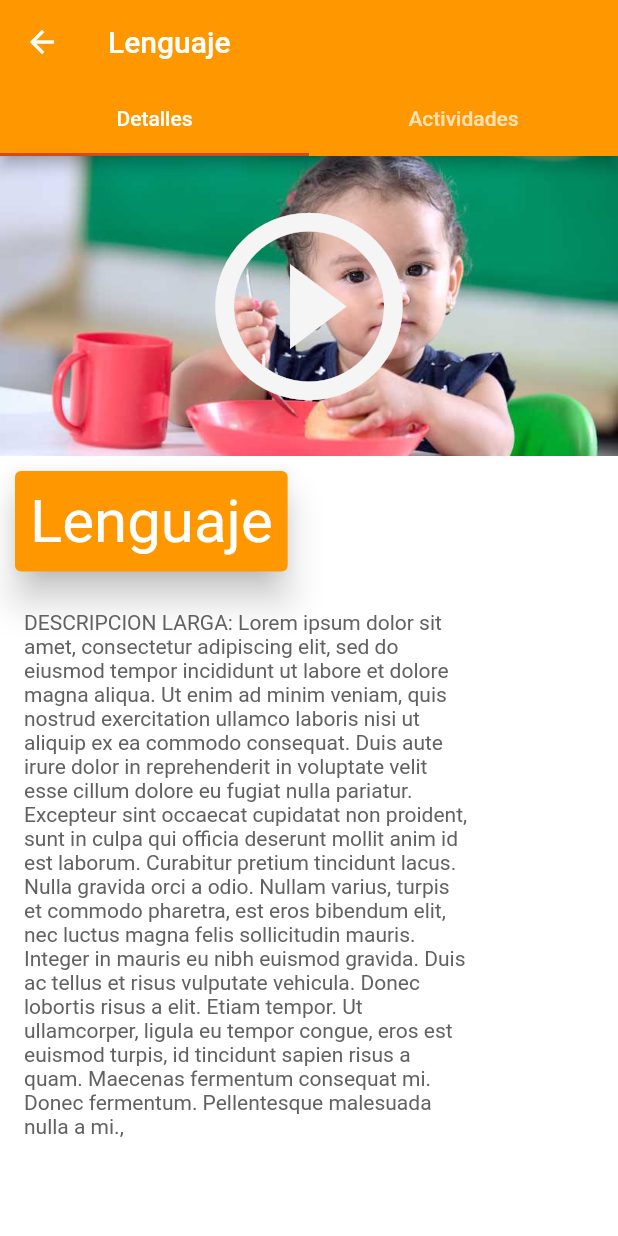
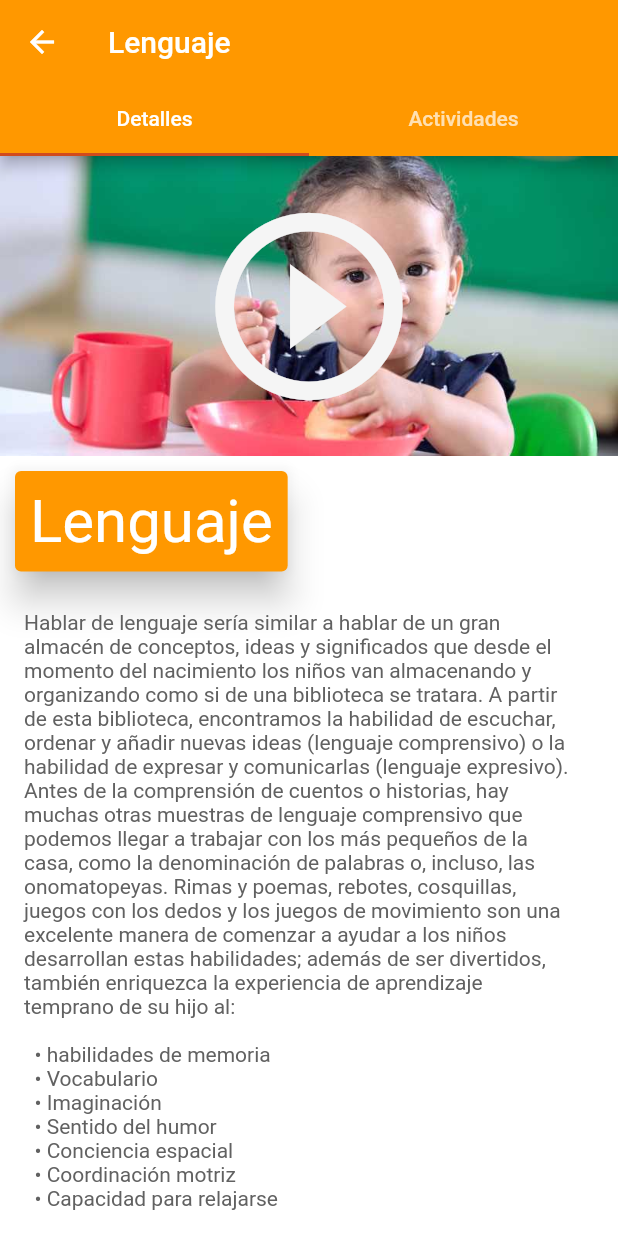
Before and after one commit to Dexcrash/0A5_Front, a Flutter app: the CategoriesView screen opened directly, on a phone screen of 412 x 824 dp. Run offline on Flutter 3.47's test engine with Material 2 defaults, Android fonts, the light colour scheme and no system bars; our stand-ins replace charts_flutter.

Commit message:
Se crean las interacciones con los botones para mostrar la navegacion, obvio no todos estan conectados. Se cambia la categoria de prueba para que refleje una categoria de verdad

```diff
--- a/a05/lib/List/ActivitiesList.Dart
+++ b/a05/lib/List/ActivitiesList.Dart
@@ -2,6 +2,7 @@ import 'package:a05/assets/colors.dart';
 import 'package:flutter/material.dart';
 import 'ListActivity.dart';
 import '../main.dart';
+import 'package:a05/Activity/ActivityView.dart';
 
 const mainColor = Colors.orange;
 
@@ -49,7 +50,6 @@ class ActivitiesList extends StatefulWidget {
 }
 
 class _ActivitiesListState extends State<ActivitiesList> {
-
   @override
   Widget build(BuildContext context) {
     return _buildList(context);
@@ -116,7 +116,16 @@ class _ActivitiesListState extends State<ActivitiesList> {
               // crossAxisAlignment: CrossAxisAlignment.end,
               mainAxisAlignment: MainAxisAlignment.center,
               children: <Widget>[
-                Icon(Icons.timer, color: Colors.grey),
+                IconButton(
+                  icon: Icon(Icons.timer, color: Colors.grey),
+                  //Navegar al activity detail
+                  onPressed: () {
+                    Navigator.push(
+                        context,
+                        MaterialPageRoute(
+                            builder: (context) => ActivityView()));
+                  },
+                ),
                 Text(activity.duration)
               ],
             ),
--- a/a05/lib/category/CategoriesView.dart
+++ b/a05/lib/category/CategoriesView.dart
@@ -76,7 +76,7 @@ class CategoriesViewState extends State<CategoriesView> {
           //Descripcion
           Container(
             padding: const EdgeInsets.all(16.0),
-            width: cWidth,
+            width: cWidth*1.2,
             child: Text(
               widget.category.description,
               style: TextStyle(
@@ -100,8 +100,29 @@ class CategoriesView extends StatefulWidget {
 
   static Category getTestCategory() {
     return Category(
-        description:
-            "DESCRIPCION LARGA: Lorem ipsum dolor sit amet, consectetur adipiscing elit, sed do eiusmod tempor incididunt ut labore et dolore magna aliqua. Ut enim ad minim veniam, quis nostrud exercitation ullamco laboris nisi ut aliquip ex ea commodo consequat. Duis aute irure dolor in reprehenderit in voluptate velit esse cillum dolore eu fugiat nulla pariatur. Excepteur sint occaecat cupidatat non proident, sunt in culpa qui officia deserunt mollit anim id est laborum. Curabitur pretium tincidunt lacus. Nulla gravida orci a odio. Nullam varius, turpis et commodo pharetra, est eros bibendum elit, nec luctus magna felis sollicitudin mauris. Integer in mauris eu nibh euismod gravida. Duis ac tellus et risus vulputate vehicula. Donec lobortis risus a elit. Etiam tempor. Ut ullamcorper, ligula eu tempor congue, eros est euismod turpis, id tincidunt sapien risus a quam. Maecenas fermentum consequat mi. Donec fermentum. Pellentesque malesuada nulla a mi., ",
+        description: "Hablar de lenguaje sería similar a " +
+        "hablar de un gran almacén de conceptos, ideas y significados que desde el " +
+        "momento del nacimiento los niños van almacenando y organizando como si de una " +
+        "biblioteca se tratara. A partir de esta biblioteca, encontramos la habilidad de " +
+        "escuchar, ordenar y añadir nuevas ideas (lenguaje comprensivo) o la habilidad de " +
+        "expresar y comunicarlas (lenguaje expresivo).\n" +
+        "Antes de la comprensión de cuentos o historias, hay muchas otras muestras de " +
+        "lenguaje comprensivo que podemos llegar a trabajar con los más pequeños de la " +
+        "casa, como la denominación de palabras o, incluso, las onomatopeyas. Rimas y " +
+        "poemas, rebotes, cosquillas, juegos con los dedos y los juegos de movimiento son " +
+        "una excelente manera de comenzar a ayudar a los niños desarrollan estas " +
+        "habilidades; además de ser divertidos, también enriquezca la experiencia " +
+        "de aprendizaje temprano de su hijo al:\n\n" +
+        "\t\t• habilidades de memoria\n" +
+        "\t\t• Vocabulario\n" +
+        "\t\t• Imaginación\n" +
+        "\t\t• Sentido del humor\n" +
+        "\t\t• Conciencia espacial\n" +
+        "\t\t• Coordinación motriz\n" +
+        "\t\t• Capacidad para relajarse\n\n" +
+        "Juegos, rimas, meneos y cosquillas han inspirado risas y alegría en bebés, " +
+        "niños pequeños y niños pequeños para generaciones, fortaleciendo los lazos " +
+        "entre los niños y los seres queridos en sus vidas. ",
         name: "Lenguaje",
         picturePath: "img/img4.png");
   }
--- a/a05/lib/main.dart
+++ b/a05/lib/main.dart
@@ -138,7 +138,7 @@ class _MyHomePageState extends State<MyHomePage> {
                         children: <Widget>[
                           Image.asset('img/img1.png',height: 100,
                           fit:BoxFit.fill),
-                          Text("Coordinación",
+                          Text("Lenguaje",
                               style: TextStyle(color: $colorTitle)),
                           Text("PRIMERA INFANCIA",
                               style: TextStyle(color: $colorSubtitle)),
```
